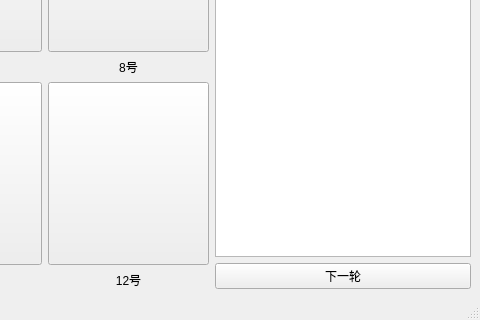
The window that gui/main_window.ui (Remalloc/werewolf) describes before a commit, drawn with Qt 5; both pictures show x 478 to 958 and y 376 to 696 of the 958 by 696 pixel window.
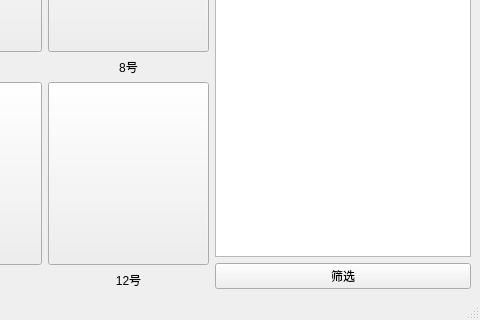
The same window after the commit.

Commit message: [modify] rename '下一轮'

Patch:
```diff
--- a/gui/main_window.ui
+++ b/gui/main_window.ui
@@ -486,7 +486,7 @@
            </sizepolicy>
           </property>
           <property name="text">
-           <string>下一轮</string>
+           <string>筛选</string>
           </property>
          </widget>
         </item>
```
Left out of the diff: 2 changed lines with no effect on the pictures. The commit also changes 1 other file.
